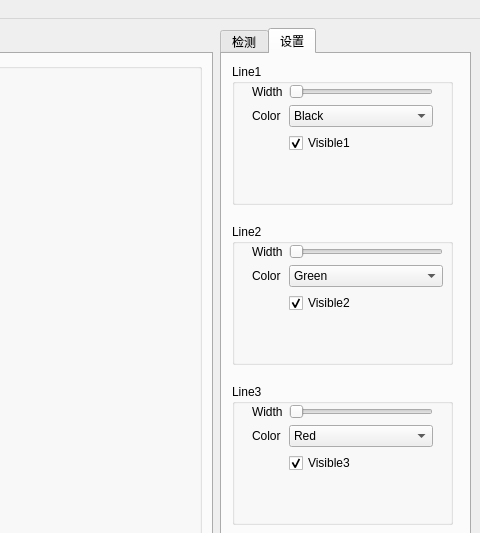
Qt form Software_project/junior_gui/Mainwindow.ui (fanghaow/Srtp_project) before a commit; both pictures show x 693 to 1173 and y 0 to 533 of the 1173 by 886 pixel window.
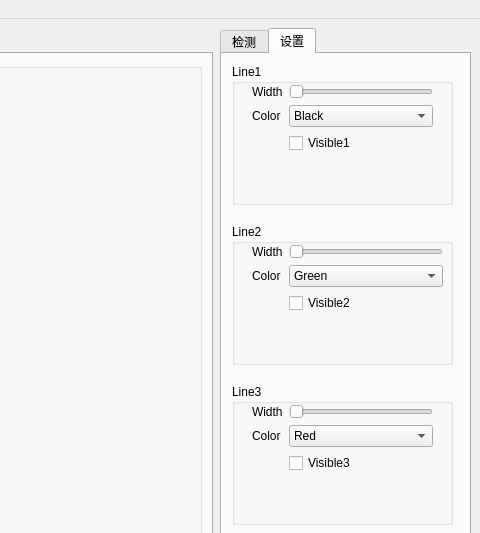
The same form after that commit. The open tabs and pages were chosen to show the change.

Commit message: try for check but make a new bug

```diff
--- a/Software_project/junior_gui/Mainwindow.ui
+++ b/Software_project/junior_gui/Mainwindow.ui
@@ -441,11 +441,14 @@
             </item>
             <item row="2" column="1">
              <widget class="QCheckBox" name="checkVisible_1">
+              <property name="enabled">
+               <bool>true</bool>
+              </property>
               <property name="text">
                <string>Visible1</string>
               </property>
               <property name="checked">
-               <bool>true</bool>
+               <bool>false</bool>
               </property>
              </widget>
             </item>
@@ -535,7 +538,7 @@
                <string>Visible2</string>
               </property>
               <property name="checked">
-               <bool>true</bool>
+               <bool>false</bool>
               </property>
              </widget>
             </item>
@@ -625,7 +628,7 @@
                <string>Visible3</string>
               </property>
               <property name="checked">
-               <bool>true</bool>
+               <bool>false</bool>
               </property>
              </widget>
             </item>
```
Left out of the diff: 2 changed lines with no effect on the pictures. The commit also changes 2 other files.
